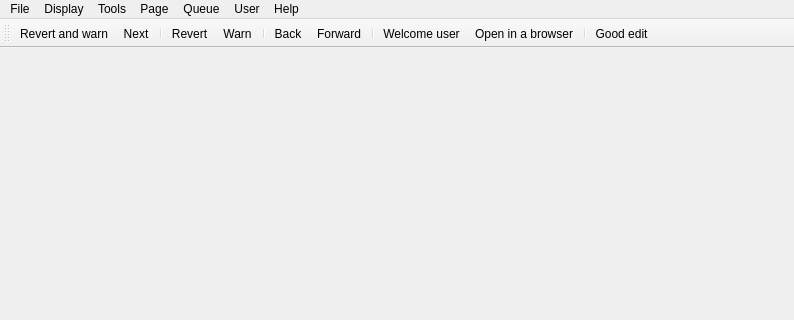
Above: huggle/mainwindow.ui from huggle/huggle3-qt-lx before the change; both pictures show x 0 to 794 and y 0 to 320 of the 794 by 482 pixel window. Below: the same form after it.
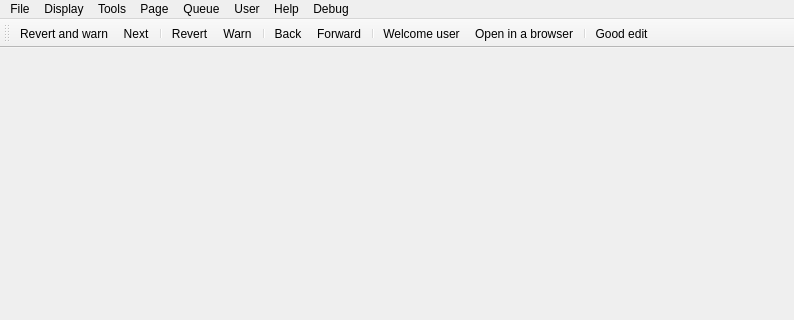
That is the form after the change. Icons and pictures are not drawn.

```diff
--- a/huggle/mainwindow.ui
+++ b/huggle/mainwindow.ui
@@ -48,7 +48,7 @@
      <x>0</x>
      <y>0</y>
      <width>794</width>
-     <height>23</height>
+     <height>21</height>
     </rect>
    </property>
    <widget class="QMenu" name="menuFile">
@@ -123,6 +123,12 @@
     <addaction name="actionSystem_log"/>
     <addaction name="actionProcesses"/>
    </widget>
+   <widget class="QMenu" name="menuDebug">
+    <property name="title">
+     <string>Debug</string>
+    </property>
+    <addaction name="actionList_all_QGC_items"/>
+   </widget>
    <addaction name="menuFile"/>
    <addaction name="menuDisplay"/>
    <addaction name="menuTools"/>
@@ -130,6 +136,7 @@
    <addaction name="menuQueue"/>
    <addaction name="menuUser"/>
    <addaction name="menuHelp"/>
+   <addaction name="menuDebug"/>
   </widget>
   <widget class="QToolBar" name="mainToolBar">
    <attribute name="toolBarArea">
```
Left out of the diff: 16 changed lines with no effect on the pictures.
